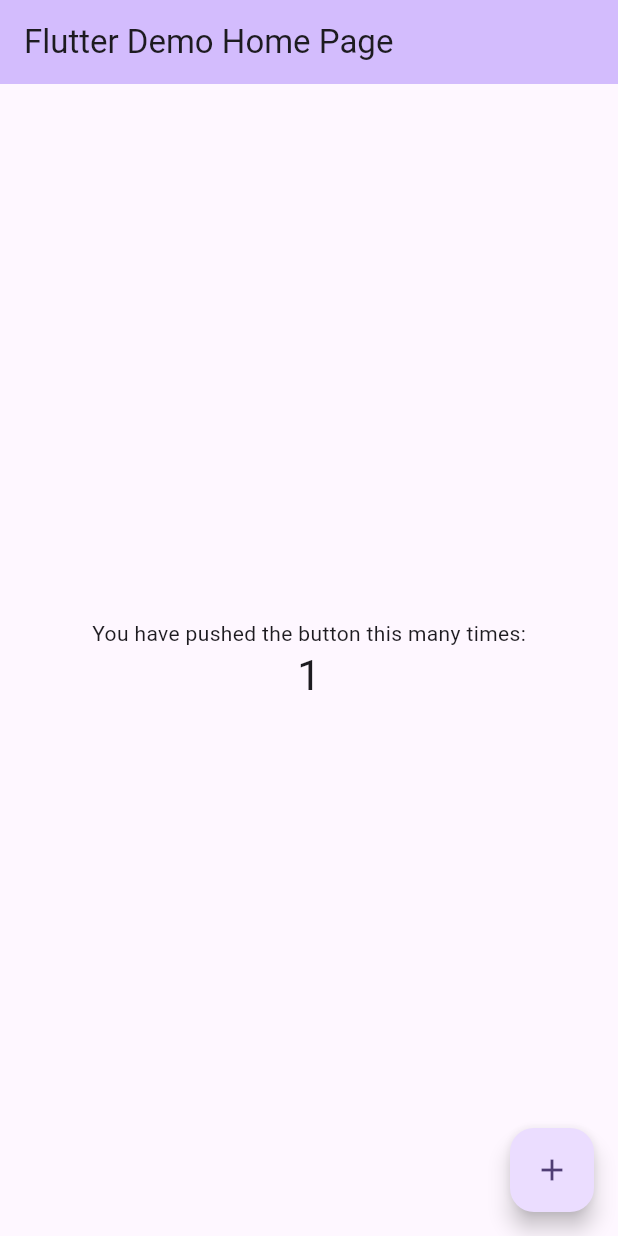
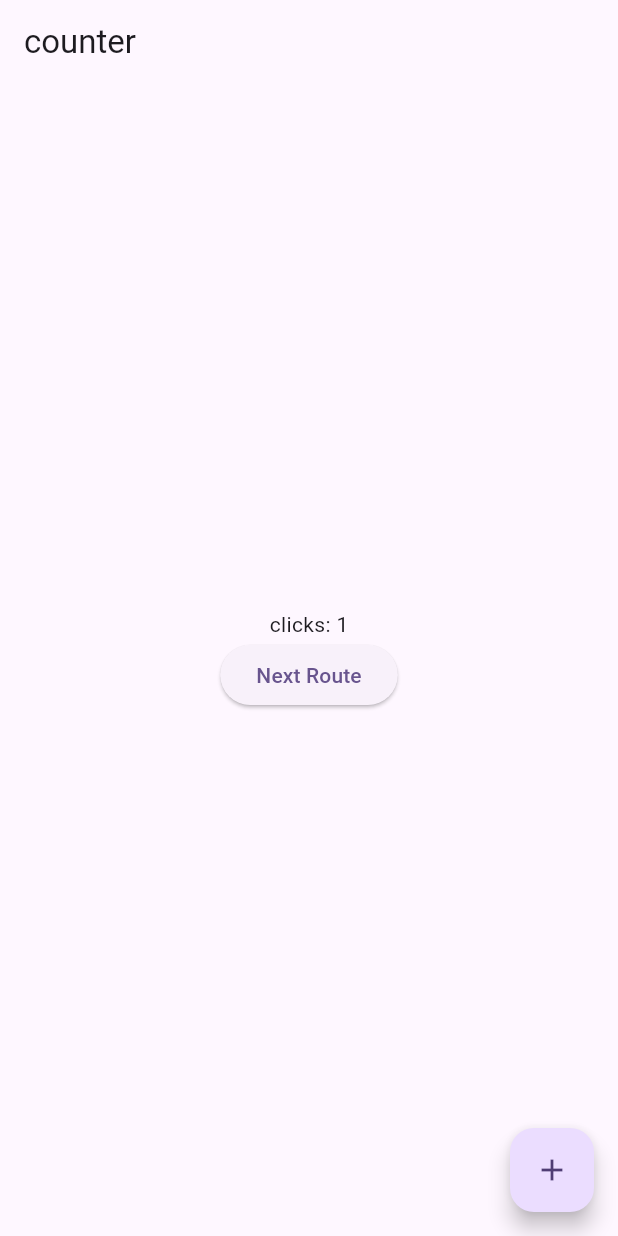
Before and after one commit to efetigrel/using_getx, a Flutter app: the screen it shows after launch, after a tap on the "add" icon, on a phone screen of 412 x 824 dp. Run offline on Flutter 3.47's test engine with Material 3 defaults, Android fonts, the phone set to English and light mode, and no system bars; our stand-ins replace get.

```diff
--- /dev/null
+++ b/lib/controller.dart
@@ -0,0 +1,8 @@
+import 'package:get/get.dart';
+
+class Controller extends GetxController {
+  var count = 0.obs;
+  void increment() {
+    count++;
+  }
+}
--- a/lib/main.dart
+++ b/lib/main.dart
@@ -1,4 +1,6 @@
 import 'package:flutter/material.dart';
+import 'package:get/get.dart';
+import 'package:using_getx/controller.dart';
 
 void main() {
   runApp(const MyApp());
@@ -9,61 +11,58 @@ class MyApp extends StatelessWidget {
 
   @override
   Widget build(BuildContext context) {
-    return MaterialApp(
+    return GetMaterialApp(
       title: 'Flutter Demo',
       theme: ThemeData(
         colorScheme: ColorScheme.fromSeed(seedColor: Colors.deepPurple),
         useMaterial3: true,
       ),
-      home: const MyHomePage(title: 'Flutter Demo Home Page'),
+      home: Home(),
     );
   }
 }
 
-class MyHomePage extends StatefulWidget {
-  const MyHomePage({super.key, required this.title});
-
-  final String title;
-
-  @override
-  State<MyHomePage> createState() => _MyHomePageState();
-}
-
-class _MyHomePageState extends State<MyHomePage> {
-  int _counter = 0;
-
-  void _incrementCounter() {
-    setState(() {
-      _counter++;
-    });
-  }
-
+class Home extends StatelessWidget {
+  final controller = Get.put(Controller());
   @override
   Widget build(BuildContext context) {
     return Scaffold(
-      appBar: AppBar(
-        backgroundColor: Theme.of(context).colorScheme.inversePrimary,
-        title: Text(widget.title),
-      ),
+      appBar: AppBar(title: const Text("counter")),
       body: Center(
         child: Column(
           mainAxisAlignment: MainAxisAlignment.center,
-          children: <Widget>[
-            const Text(
-              'You have pushed the button this many times:',
+          children: [
+            Obx(
+              () => Text('clicks: ${controller.count}'),
             ),
-            Text(
-              '$_counter',
-              style: Theme.of(context).textTheme.headlineMedium,
+            ElevatedButton(
+              child: const Text('Next Route'),
+              onPressed: () {
+                Get.to(Second());
+              },
             ),
           ],
         ),
       ),
       floatingActionButton: FloatingActionButton(
-        onPressed: _incrementCounter,
-        tooltip: 'Increment',
         child: const Icon(Icons.add),
+        onPressed: () {
+          controller.increment();
+        },
       ),
     );
   }
 }
+
+class Second extends StatelessWidget {
+  final Controller ctrl = Get.find();
+  @override
+  Widget build(context) {
+    return Scaffold(
+      appBar: AppBar(),
+      body: Center(
+        child: Text("${ctrl.count}"),
+      ),
+    );
+  }
+}
```
